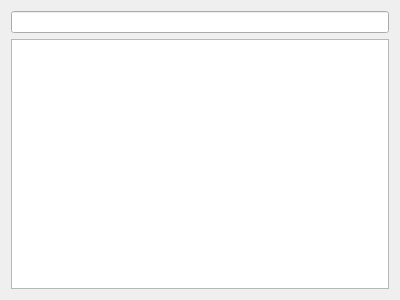
PinguinoIDE/pinguino-ide, file qtgui/frames/insert_block.ui: the form before one commit.
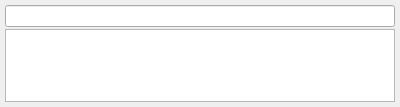
The form after the commit.

Commit message: Improve line error highligh

What changed in the file:
```diff
--- a/qtgui/frames/insert_block.ui
+++ b/qtgui/frames/insert_block.ui
@@ -7,19 +7,28 @@
     <x>0</x>
     <y>0</y>
     <width>400</width>
-    <height>300</height>
+    <height>107</height>
    </rect>
   </property>
   <property name="windowTitle">
    <string>Insert Block</string>
   </property>
   <layout class="QGridLayout" name="gridLayout">
-   <item row="0" column="0">
-    <widget class="QLineEdit" name="lineEdit"/>
-   </item>
-   <item row="1" column="0">
+   <property name="horizontalSpacing">
+    <number>0</number>
+   </property>
+   <property name="verticalSpacing">
+    <number>2</number>
+   </property>
+   <property name="margin">
+    <number>5</number>
+   </property>
+   <item row="1" column="0" colspan="2">
     <widget class="QListWidget" name="listWidget"/>
    </item>
+   <item row="0" column="0" colspan="2">
+    <widget class="QLineEdit" name="lineEdit"/>
+   </item>
   </layout>
  </widget>
  <resources/>
```
Left out of the diff: 4 changed lines with no effect on the pictures. The commit also changes 44 other files.
